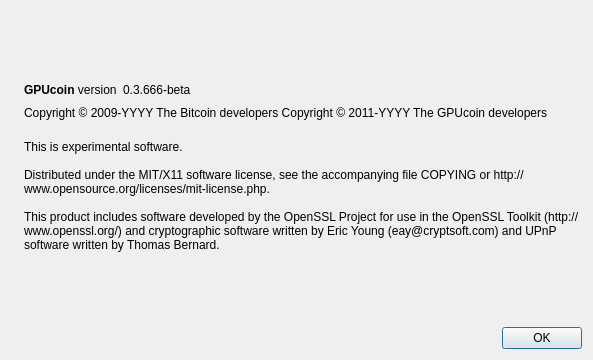
This is src/qt/forms/aboutdialog.ui in jamieede/BritishCoin as Qt 5 draws it before an edit. The edited form follows.
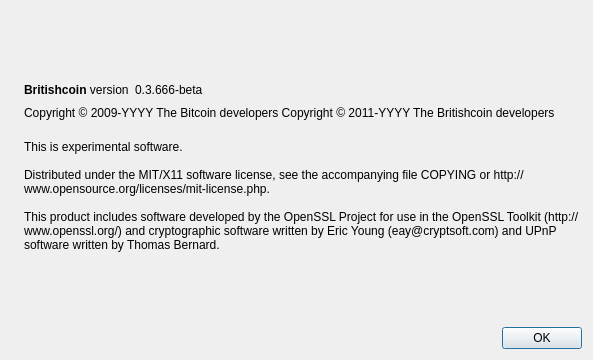
This is the edited form. Icons and pictures are not drawn.

What changed in the file:
```diff
--- a/src/qt/forms/aboutdialog.ui
+++ b/src/qt/forms/aboutdialog.ui
@@ -50,7 +50,7 @@
           <cursorShape>IBeamCursor</cursorShape>
          </property>
          <property name="text">
-          <string>&lt;b&gt;GPUcoin&lt;/b&gt; version</string>
+          <string>&lt;b&gt;Britishcoin&lt;/b&gt; version</string>
          </property>
          <property name="textInteractionFlags">
           <set>Qt::LinksAccessibleByMouse|Qt::TextSelectableByKeyboard|Qt::TextSelectableByMouse</set>
@@ -92,7 +92,7 @@
        </property>
        <property name="text">
         <string notr="true">Copyright &amp;copy; 2009-YYYY The Bitcoin developers
-Copyright &amp;copy; 2011-YYYY The GPUcoin developers</string>
+Copyright &amp;copy; 2011-YYYY The Britishcoin developers</string>
        </property>
        <property name="textFormat">
         <enum>Qt::RichText</enum>
```
Left out of the diff: 2 changed lines with no effect on the pictures.
